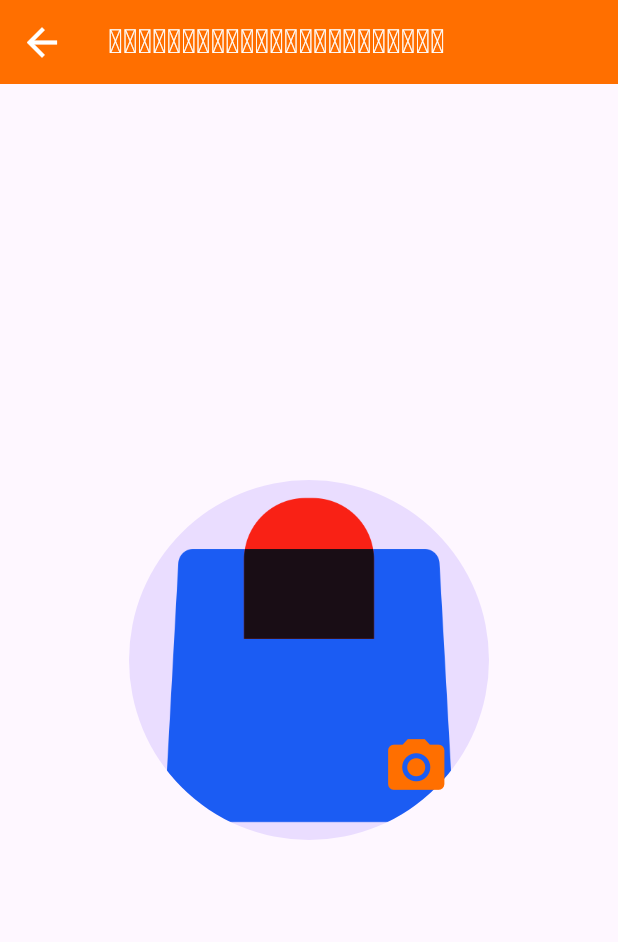
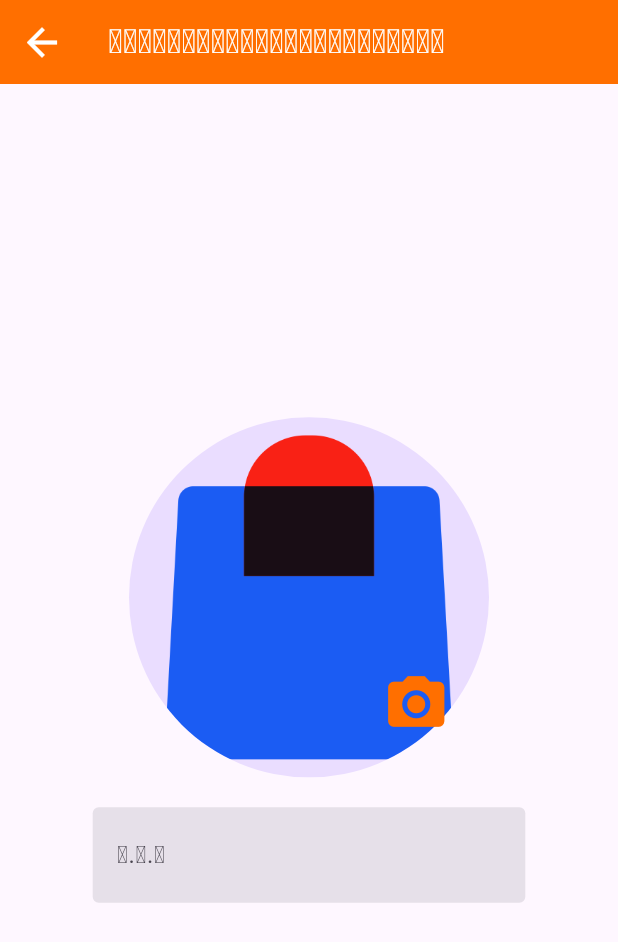
Before and after one commit to phonphukdy/Flutter-backup, a Flutter app: the CategoryPage screen opened directly, on a phone screen of 412 x 824 dp. Shown: the top 942 px of the screen. Run offline on Flutter 3.47's test engine with Material 3 defaults, Android fonts, the phone set to English and light mode, and no system bars; our stand-ins replace image_picker.

Commit message:
backup 6/5/25

```diff
--- a/first_app/lib/subMangaePage/CategoryPage.dart
+++ b/first_app/lib/subMangaePage/CategoryPage.dart
@@ -12,6 +12,7 @@ class CategoryPage extends StatefulWidget {
 }
 
 class _CategoryPageState extends State<CategoryPage> {
+  TextEditingController txtdate = TextEditingController();
   PickedFile? imgFile;
   final ImagePicker impk = ImagePicker();
 
@@ -106,12 +107,34 @@ class _CategoryPageState extends State<CategoryPage> {
     );
   }
 
+  Future<void> _selectDate() async {
+    try {
+      final DateTime? date = await showDatePicker(
+        context: context,
+        initialDate: DateTime.now(),
+        firstDate: DateTime(1950),
+        lastDate: DateTime(2035),
+      );
+
+      if (date != null) {
+        setState(() {
+          txtdate.text = "${date.day}/${date.month}/${date.year}";
+        });
+      }
+    } catch (err) {
+      print(err);
+    }
+  } // ລໍຖ້າການເຮັດວຽກຂອງເຮົາຢູ່ ຈະບໍ່ຕັດຖິ້ມ
+
   @override
   Widget build(BuildContext context) {
     return Scaffold(
       appBar: AppBar(title: Text('ຈັດການຂໍ້ມູນປະເພດສິນຄ້າ')),
       body: Center(
-        child: Stack(
+        child: Column(
+          mainAxisSize: MainAxisSize.min,
+          children: [
+            Stack(
               children: [
                 CircleAvatar(
                   radius: 120.0,
@@ -181,6 +204,39 @@ class _CategoryPageState extends State<CategoryPage> {
                 ),
               ],
             ),
+            SizedBox(height: 20),
+
+            SizedBox(
+              width:
+                  MediaQuery.of(context).size.width *
+                  0.7, // ຫຍໍ້ຂະໜາດຂອງ SizeBox
+              child: TextField(
+                controller: txtdate,
+                onTap: () {
+                  FocusScope.of(context).requestFocus(FocusNode());
+                  _selectDate();
+                },
+                decoration: InputDecoration(
+                  enabledBorder: OutlineInputBorder(
+                    borderSide: BorderSide.none, // ບໍ່ເອົາເສັ້ນຂອບ
+                  ),
+                  focusedBorder: OutlineInputBorder(
+                    borderSide: BorderSide(
+                      color: Colors.blue.shade500,
+                    ), // ຕອນຄິກເລືອກມັນເສັ້ນຈະສະແດງອອກມາ
+                  ),
+                  filled: true, // ຈະມີສີພື້ນຫຼັງ ຄ້າຍໆ lint
+                  prefix: Icon(
+                    Icons.calendar_today,
+                    size: 25,
+                    color: Colors.green.shade500,
+                  ),
+                  labelText: "ວ.ດ.ປ",
+                ),
+              ),
+            ),
+          ],
+        ),
       ),
     );
   }
```
Lines whose indentation alone changed are shown as unchanged.
